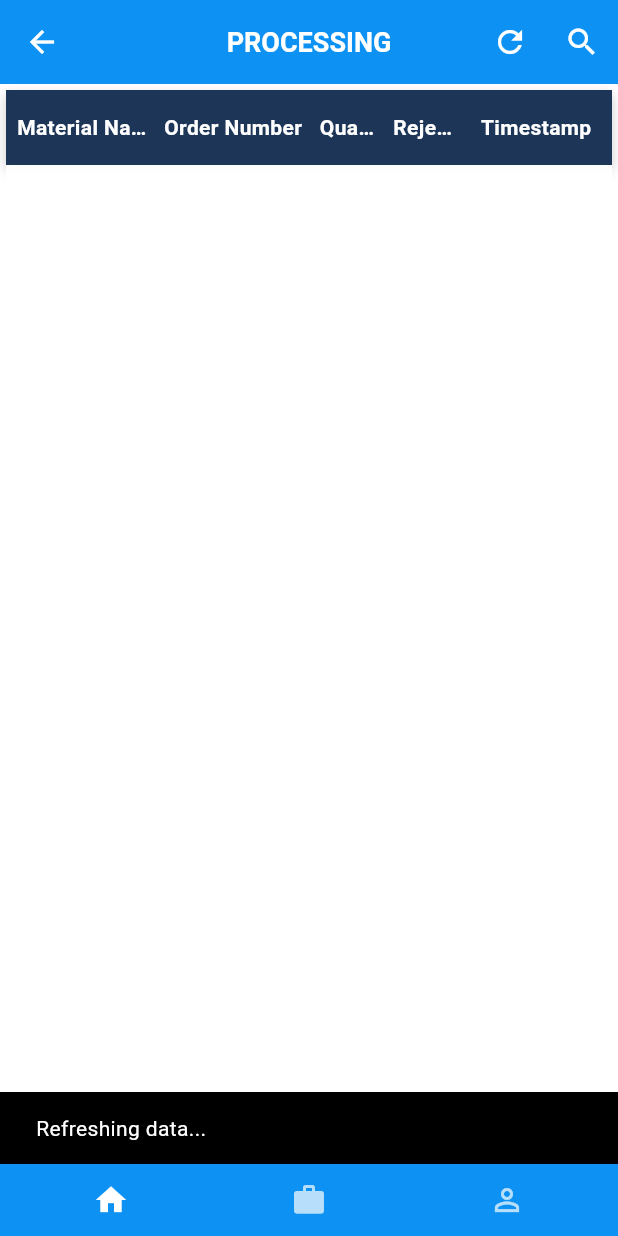
After one commit to ryzamd/jsonplaceholder-architecture, a Flutter app: the ProcessingPage screen opened by its route, scrolled down 360 dp, after a tap on the "refresh" icon, on a phone screen of 412 x 824 dp. The commit adds this screen. Run offline on Flutter 3.47's test engine with Material 3 defaults, Android fonts, the phone set to English and light mode, and no system bars; our stand-ins replace google_fonts.

Commit message:
processing page

```diff
--- /dev/null
+++ b/lib/common/constants/app_colors.dart
@@ -0,0 +1,39 @@
+import 'package:flutter/material.dart';
+
+class AppColors {
+  // Primary color
+  static const Color primary = Color(0xFF3a7bd5);
+  static const Color primaryDark = Color(0xFF3a6073);
+  static const Color primaryLight = Color(0xFF86A8E7);
+
+  // Accent colors
+  static const Color accent = Color(0xFF00c6ff);
+  static const Color accentLight = Color(0xFF91EAE4);
+
+  // Background colors
+  static const Color scaffoldBackground = Color(0xFFF5F5F5);
+  static const Color cardBackground = Colors.white;
+
+  // Text colors
+  static const Color textPrimary = Color(0xFF333333);
+  static const Color textSecondary = Color(0xFF666666);
+  static const Color textLight = Color(0xFF999999);
+
+  // Status colors
+  static const Color success = Color(0xFF4CAF50);
+  static const Color warning = Color(0xFFFFC107);
+  static const Color error = Color(0xFFE53935);
+  static const Color info = Color(0xFF2196F3);
+
+  // Table-specific colors
+  static const Color tableHeaderBackground = Color(0xFF3a7bd5);
+  static const Color tableHeaderText = Colors.white;
+  static const Color tableRowEven = Colors.white;
+  static const Color tableRowOdd = Color(0xFFF7F7F7);
+  static const Color tableBorder = Color(0xFFDDDDDD);
+  static const Color tableHighlight = Color(0xFFE3F2FD);
+
+  // Other UI elements
+  static const Color divider = Color(0xFFEEEEEE);
+  static const Color shadow = Color(0x1A000000);
+}
--- /dev/null
+++ b/lib/common/routes/app_routes.dart
@@ -0,0 +1,7 @@
+class AppRoutes {
+  static const String login = '/login';
+  static const String home = '/home';
+  static const String scanning = '/messages';
+  static const String profile = '/profile';
+  static const String processing = '/processing';
+}
--- /dev/null
+++ b/lib/common/widgets/custom_navbar.dart
@@ -0,0 +1,91 @@
+// lib/common/widgets/custom_navbar.dart
+import 'package:flutter/material.dart';
+import '../routes/app_routes.dart';
+
+class CustomNavBar extends StatelessWidget {
+  final int currentIndex;
+
+  const CustomNavBar({
+    super.key,
+    required this.currentIndex,
+  });
+
+  @override
+  Widget build(BuildContext context) {
+    return Container(
+      decoration: BoxDecoration(
+        color: Color(0xFF0D92F4)
+      ),
+      child: SafeArea(
+        child: Padding(
+          padding: const EdgeInsets.symmetric(horizontal: 8.0, vertical: 4.0),
+          child: Row(
+            mainAxisAlignment: MainAxisAlignment.spaceAround,
+            children: [
+              _buildNavItem(
+                context,
+                icon: Icons.home_outlined,
+                selectedIcon: Icons.home,
+                index: 0,
+                route: AppRoutes.home,
+              ),
+              _buildNavItem(
+                context,
+                icon: Icons.work_rounded,
+                selectedIcon: Icons.work_rounded,
+                index: 1,
+                route: AppRoutes.scanning,
+                badge: true,
+              ),
+              _buildNavItem(
+                context,
+                icon: Icons.person_outline,
+                selectedIcon: Icons.person,
+                index: 2,
+                route: AppRoutes.profile,
+                badge: true,
+              ),
+            ],
+          ),
+        ),
+      ),
+    );
+  }
+
+  Widget _buildNavItem(
+    BuildContext context, {
+    required IconData icon,
+    required IconData selectedIcon,
+    required int index,
+    required String route,
+    bool badge = false,
+  }) {
+    final isSelected = currentIndex == index;
+
+    return InkWell(
+      onTap: () {
+        if (!isSelected) {
+          Navigator.pushReplacementNamed(context, route);
+        }
+      },
+      child: Padding(
+        padding: const EdgeInsets.symmetric(vertical: 8.0, horizontal: 16.0),
+        child: Column(
+          mainAxisSize: MainAxisSize.min,
+          children: [
+            Stack(
+              clipBehavior: Clip.none,
+              children: [
+                Icon(
+                  isSelected ? selectedIcon : icon,
+                  color: isSelected ? Colors.white : Colors.white.withValues(alpha: 0.7),
+                  size: 24,
+                ),
+              ],
+            ),
+          ],
+        ),
+      ),
+    );
+  }
+}
--- /dev/null
+++ b/lib/common/widgets/custom_scaffold.dart
@@ -0,0 +1,68 @@
+// lib/common/widgets/custom_scaffold.dart
+import 'package:flutter/material.dart';
+import '../constants/app_colors.dart';
+import 'custom_navbar.dart';
+
+class CustomScaffold extends StatelessWidget {
+  final String title;
+  final Widget body;
+  final List<Widget>? actions;
+  final bool showNavBar;
+  final int currentIndex;
+  final bool showBackButton;
+  final Color? backgroundColor;
+  final PreferredSizeWidget? customAppBar;
+
+  const CustomScaffold({
+    super.key,
+    required this.title,
+    required this.body,
+    this.actions,
+    this.showNavBar = true,
+    this.currentIndex = 0,
+    this.showBackButton = false,
+    this.backgroundColor,
+    this.customAppBar,
+  });
+
+  @override
+  Widget build(BuildContext context) {
+    return Scaffold(
+      backgroundColor: backgroundColor ?? AppColors.scaffoldBackground,
+      appBar: customAppBar ?? _buildAppBar(context),
+      body: SafeArea(
+        child: body,
+      ),
+      bottomNavigationBar: showNavBar
+          ? CustomNavBar(currentIndex: currentIndex)
+          : null,
+    );
+  }
+
+  PreferredSizeWidget _buildAppBar(BuildContext context) {
+    return AppBar(
+      flexibleSpace: Container(
+        decoration: const BoxDecoration(
+          color: Color(0xFF0D92F4)
+        ),
+      ),
+      elevation: 0,
+      centerTitle: true,
+      title: Text(
+        title,
+        style: const TextStyle(
+          color: Colors.white,
+          fontSize: 18,
+          fontWeight: FontWeight.bold,
+        ),
+      ),
+      leading: showBackButton
+          ? IconButton(
+              icon: const Icon(Icons.arrow_back_ios, color: Colors.white),
+              onPressed: () => Navigator.of(context).pop(),
+            )
+          : null,
+      actions: actions,
+    );
+  }
+}
--- a/lib/main.dart
+++ b/lib/main.dart
@@ -1,8 +1,23 @@
 // lib/main.dart
 import 'package:flutter/material.dart';
+import 'package:flutter/services.dart';
 import 'pages/login_page.dart';
+import 'pages/processing_page.dart';
+import 'common/routes/app_routes.dart';
+import 'common/constants/app_colors.dart';
 
 void main() {
+  WidgetsFlutterBinding.ensureInitialized();
+  SystemChrome.setPreferredOrientations([
+    DeviceOrientation.portraitUp,
+    DeviceOrientation.portraitDown,
+  ]);
+  SystemChrome.setSystemUIOverlayStyle(
+    const SystemUiOverlayStyle(
+      statusBarColor: AppColors.primary,
+      statusBarIconBrightness: Brightness.light,
+    ),
+  );
   runApp(const MyApp());
 }
 
@@ -15,19 +30,44 @@ class MyApp extends StatelessWidget {
       title: 'Pro Well',
       debugShowCheckedModeBanner: false,
       theme: ThemeData(
-        primarySwatch: Colors.blue,
-        primaryColor: const Color(0xFF0000FF),
-        // Tùy chỉnh các theme mặc định
-        inputDecorationTheme: InputDecorationTheme(
-          border: OutlineInputBorder(
-            borderRadius: BorderRadius.circular(10),
-            borderSide: BorderSide.none,
+        primaryColor: AppColors.primary,
+        colorScheme: ColorScheme.fromSwatch().copyWith(
+          primary: AppColors.primary,
+          secondary: AppColors.accent,
+        ),
+        appBarTheme: const AppBarTheme(
+          backgroundColor: AppColors.primary,
+          foregroundColor: Colors.white,
+        ),
+        elevatedButtonTheme: ElevatedButtonThemeData(
+          style: ElevatedButton.styleFrom(
+            backgroundColor: AppColors.primary,
+            foregroundColor: Colors.white,
+            shape: RoundedRectangleBorder(
+              borderRadius: BorderRadius.circular(12),
+            ),
           ),
-          filled: true,
-          fillColor: Colors.white.withValues(alpha: 0.9),
+        ),
+        textTheme: const TextTheme(
+          headlineMedium: TextStyle(
+            color: AppColors.textPrimary,
+            fontWeight: FontWeight.bold,
+          ),
+          bodyLarge: TextStyle(color: AppColors.textPrimary),
+          bodyMedium: TextStyle(color: AppColors.textSecondary),
+        ),
+        scaffoldBackgroundColor: AppColors.scaffoldBackground,
+        dividerTheme: const DividerThemeData(
+          color: AppColors.divider,
+          thickness: 1,
         ),
       ),
-      home: const LoginPage(),
+      initialRoute: AppRoutes.login,
+      routes: {
+        AppRoutes.login: (context) => const LoginPage(),
+        AppRoutes.processing: (context) => const ProcessingPage(),
+        // Add other routes here as you create them
+      },
     );
   }
 }
--- /dev/null
+++ b/lib/models/processing_item.dart
@@ -0,0 +1,35 @@
+class ProcessingItem {
+  final String itemName;
+  final String orderNumber;
+  final int quantity;
+  final int exception;
+  final String timestamp;
+
+  ProcessingItem({
+    required this.itemName,
+    required this.orderNumber,
+    required this.quantity,
+    required this.exception,
+    required this.timestamp,
+  });
+
+  factory ProcessingItem.fromJson(Map<String, dynamic> json) {
+    return ProcessingItem(
+      itemName: json['itemName'] ?? '',
+      orderNumber: json['orderNumber'] ?? '',
+      quantity: json['quantity'] ?? 0,
+      exception: json['exception'] ?? 0,
+      timestamp: json['timestamp'] ?? '',
+    );
+  }
+
+  Map<String, dynamic> toJson() {
+    return {
+      'itemName': itemName,
+      'orderNumber': orderNumber,
+      'quantity': quantity,
+      'exception': exception,
+      'timestamp': timestamp,
+    };
+  }
+}
--- a/lib/pages/login_page.dart
+++ b/lib/pages/login_page.dart
@@ -1,5 +1,6 @@
 // lib/pages/login_page.dart
 import 'package:flutter/material.dart';
+import 'package:jsonplaceholder_app/common/routes/app_routes.dart';
 import '../widgets/custom_text_field.dart';
 import '../widgets/logo_widget.dart';
 import '../widgets/gradient_button.dart';
@@ -60,7 +61,10 @@ class LoginPage extends StatelessWidget {
                             buildGradientButton(
                               text: '登录',
                               onPressed: () {
-                                // Xử lý sự kiện đăng nhập
+                                Navigator.pushReplacementNamed(
+                                  context,
+                                  AppRoutes.processing,
+                                );
                               },
                               width: double.infinity,
                             ),
--- /dev/null
+++ b/lib/pages/processing_page.dart
@@ -0,0 +1,76 @@
+// lib/pages/processing_page.dart
+import 'package:flutter/material.dart';
+import '../common/widgets/custom_scaffold.dart';
+import '../widgets/data_table_widget.dart';
+
+class ProcessingPage extends StatelessWidget {
+  const ProcessingPage({super.key});
+
+  @override
+  Widget build(BuildContext context) {
+    return CustomScaffold(
+      title: 'PROCESSING',
+      currentIndex: 0, // Assuming this is the home tab
+      backgroundColor: Colors.transparent,
+      body: Padding(
+        padding: const EdgeInsets.all(4.0),
+        child: ProcessingDataTable(),
+      ),
+      actions: [
+        IconButton(
+          icon: const Icon(Icons.refresh, color: Colors.white),
+          onPressed: () {
+            // Refresh data
+            ScaffoldMessenger.of(context).showSnackBar(
+              const SnackBar(
+                content: Text('Refreshing data...'),
+                duration: Duration(seconds: 1),
+              ),
+            );
+          },
+        ),
+        IconButton(
+          icon: const Icon(Icons.search, color: Colors.white),
+          onPressed: () {
+            // Open search
+            showSearch(context: context, delegate: ProcessingSearchDelegate());
+          },
+        ),
+      ],
+    );
+  }
+}
+
+class ProcessingSearchDelegate extends SearchDelegate {
+  @override
+  List<Widget> buildActions(BuildContext context) {
+    return [
+      IconButton(
+        icon: const Icon(Icons.clear),
+        onPressed: () {
+          query = '';
+        },
+      ),
+    ];
+  }
+
+  @override
+  Widget buildLeading(BuildContext context) {
+    return IconButton(
+      icon: const Icon(Icons.arrow_back),
+      onPressed: () {
+        close(context, null);
+      },
+    );
+  }
+
+  @override
+  Widget buildResults(BuildContext context) {
+    return Center(child: Text('Search results for: $query'));
+  }
+
+  @override
+  Widget buildSuggestions(BuildContext context) {
+    return const Center(child: Text('Enter search criteria'));
+  }
+}
--- /dev/null
+++ b/lib/widgets/data_table_widget.dart
@@ -0,0 +1,206 @@
+// lib/widgets/data_table_widget.dart
+import 'package:flutter/material.dart';
+import '../common/constants/app_colors.dart';
+import '../models/processing_item.dart';
+
+class ProcessingDataTable extends StatelessWidget {
+  ProcessingDataTable({super.key});
+
+  final List<ProcessingItem> demoData = [
+    ProcessingItem(
+      itemName: 'Purple Lilac 13-4-11',
+      orderNumber: 'P-452049',
+      quantity: 50,
+      exception: 0,
+      timestamp: '2024-03-04 10:36:48.210479',
+    ),
+    ProcessingItem(
+      itemName: 'Basic White 11-401TPG',
+      orderNumber: '2015/P-452017/P-452018/P-452019/P-452027/P-452028',
+      quantity: 49,
+      exception: 1,
+      timestamp: '2024-03-04 10:36:48.210479',
+    ),
+  ];
+
+  @override
+  Widget build(BuildContext context) {
+    return Column(
+      children: [
+        _buildTableHeader(),
+        Expanded(
+          child: _buildTableBody(context),
+        ),
+      ],
+    );
+  }
+
+  Widget _buildTableHeader() {
+    return Container(
+      height: 50,
+      padding: const EdgeInsets.symmetric(vertical: 8),
+      decoration: BoxDecoration(
+        color: const Color(0xFF1d3557),
+        boxShadow: [
+          BoxShadow(
+            color: Colors.black.withValues(alpha: 0.2),
+            spreadRadius: 0,
+            blurRadius: 6,
+            offset: const Offset(0, 3),
+          ),
+        ],
+      ),
+      child: Row(
+        children: [
+          _buildHeaderCell('Material Name', flex: 2),
+          _buildHeaderCell('Order Number', flex: 2),
+          _buildHeaderCell('Quantity', flex: 1),
+          _buildHeaderCell('Rejected', flex: 1),
+          _buildHeaderCell('Timestamp', flex: 2),
+        ],
+      ),
+    );
+  }
+
+  Widget _buildHeaderCell(String text, {int flex = 1}) {
+    return Expanded(
+      flex: flex,
+      child: Padding(
+        padding: const EdgeInsets.symmetric(horizontal: 4.0),
+        child: Text(
+          text,
+          textAlign: TextAlign.center,
+          overflow: TextOverflow.ellipsis,
+          style: const TextStyle(
+            color: AppColors.tableHeaderText,
+            fontWeight: FontWeight.bold,
+            fontSize: 14,
+          ),
+        ),
+      ),
+    );
+  }
+
+  Widget _buildTableBody(BuildContext context) {
+    return ListView.builder(
+      itemCount: 20, // Show some empty rows to fill the table
+      itemBuilder: (context, index) {
+        final bool hasData = index < demoData.length;
+        final bool isEven = index % 2 == 0;
+
+        // Row height based on content
+        final double rowHeight = hasData ? (demoData[index].orderNumber.length > 30 ? 70.0 : 50.0) : 50.0;
+
+        return Container(
+          height: rowHeight,
+          decoration: BoxDecoration(
+            color: isEven
+                ? Colors.white.withValues(alpha: 0.9)
+                : Colors.white.withValues(alpha: 0.75),
+            border: Border(
+              bottom: BorderSide(
+                color: Colors.white.withValues(alpha: 0.2),
+                width: 0.5,
+              ),
+            ),
+          ),
+          child: hasData
+              ? _buildDataRow(demoData[index])
+              : _buildEmptyRow(),
+        );
+      },
+    );
+  }
+
+  Widget _buildDataRow(ProcessingItem item) {
+    // Determine if order number is long and needs special handling
+    final bool isLongOrderNumber = item.orderNumber.length > 30;
+
+    return Row(
+      crossAxisAlignment: CrossAxisAlignment.center,
+      children: [
+        Expanded(
+          flex: 2,
+          child: Padding(
+            padding: const EdgeInsets.symmetric(horizontal: 8.0, vertical: 4.0),
+            child: Text(
+              item.itemName,
+              style: const TextStyle(fontSize: 13),
+              textAlign: TextAlign.left,
+              maxLines: 2,
+              overflow: TextOverflow.ellipsis,
+            ),
+          ),
+        ),
+        Expanded(
+          flex: 2,
+          child: Padding(
+            padding: const EdgeInsets.symmetric(horizontal: 8.0, vertical: 4.0),
+            child: Text(
+              item.orderNumber,
+              style: const TextStyle(fontSize: 13),
+              textAlign: TextAlign.left,
+              maxLines: isLongOrderNumber ? 3 : 2,
+              overflow: TextOverflow.ellipsis,
+            ),
+          ),
+        ),
+        Expanded(
+          flex: 1,
+          child: Padding(
+            padding: const EdgeInsets.symmetric(horizontal: 4.0),
+            child: Text(
+              item.quantity.toString(),
+              style: const TextStyle(fontSize: 13),
+              textAlign: TextAlign.center,
+            ),
+          ),
+        ),
+        Expanded(
+          flex: 1,
+          child: Padding(
+            padding: const EdgeInsets.symmetric(horizontal: 4.0),
+            child: Text(
+              item.exception.toString(),
+              style: TextStyle(
+                fontSize: 13,
+                color: item.exception > 0 ? Colors.red : Colors.black,
+                fontWeight: item.exception > 0 ? FontWeight.bold : FontWeight.normal,
+              ),
+              textAlign: TextAlign.center,
+            ),
+          ),
+        ),
+        Expanded(
+          flex: 2,
+          child: Padding(
+            padding: const EdgeInsets.symmetric(horizontal: 8.0, vertical: 4.0),
+            child: Text(
+              _formatTimestamp(item.timestamp),
+              style: const TextStyle(fontSize: 12),
+              textAlign: TextAlign.center,
+              maxLines: 2,
+            ),
+          ),
+        ),
+      ],
+    );
+  }
+
+  Widget _buildEmptyRow() {
+    return Row(
+      children: List.generate(
+        5,
+        (index) => Expanded(
+          flex: index == 0 || index == 1 || index == 4 ? 2 : 1,
+          child: const SizedBox(),
+        ),
+      ),
+    );
+  }
+
+  String _formatTimestamp(String timestamp) {
+    // Format timestamp for display if needed
+    return timestamp.substring(0, 16); // Just show date and time without milliseconds
+  }
+}
```
